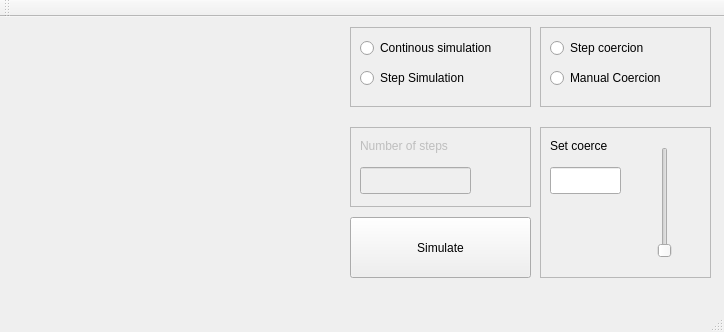
Qt form mainwindow.ui (jakubbialas/PSS_lab) before a commit.
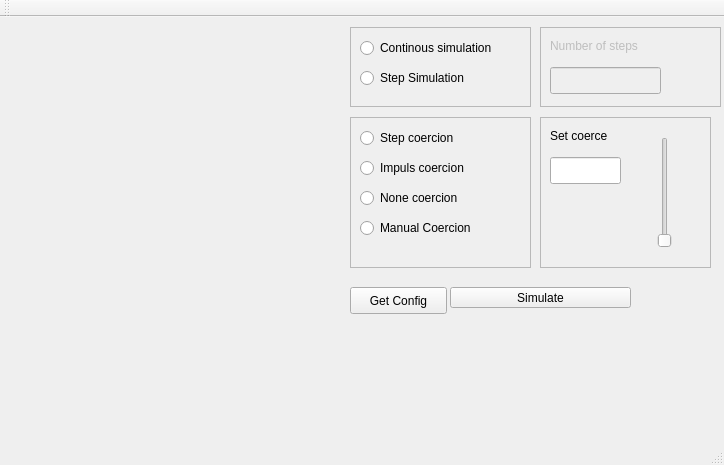
The same form after that commit. Custom widgets are drawn as their Qt base class.

```diff
--- a/mainwindow.ui
+++ b/mainwindow.ui
@@ -7,7 +7,7 @@
     <x>0</x>
     <y>0</y>
     <width>724</width>
-    <height>332</height>
+    <height>465</height>
    </rect>
   </property>
   <property name="windowTitle">
@@ -82,8 +82,8 @@
     </property>
     <property name="geometry">
      <rect>
-      <x>350</x>
-      <y>110</y>
+      <x>540</x>
+      <y>10</y>
       <width>181</width>
       <height>80</height>
      </rect>
@@ -122,7 +122,7 @@
     <property name="geometry">
      <rect>
       <x>540</x>
-      <y>110</y>
+      <y>100</y>
       <width>171</width>
       <height>151</height>
      </rect>
@@ -173,10 +173,10 @@
    <widget class="QFrame" name="setCoercionFrame">
     <property name="geometry">
      <rect>
-      <x>540</x>
-      <y>10</y>
-      <width>171</width>
-      <height>80</height>
+      <x>350</x>
+      <y>100</y>
+      <width>181</width>
+      <height>151</height>
      </rect>
     </property>
     <property name="frameShape">
@@ -202,7 +202,7 @@
      <property name="geometry">
       <rect>
        <x>10</x>
-       <y>40</y>
+       <y>100</y>
        <width>151</width>
        <height>22</height>
       </rect>
@@ -211,20 +211,59 @@
       <string>Manual Coercion</string>
      </property>
     </widget>
+    <widget class="QRadioButton" name="impCoerceRadio">
+     <property name="geometry">
+      <rect>
+       <x>10</x>
+       <y>40</y>
+       <width>151</width>
+       <height>22</height>
+      </rect>
+     </property>
+     <property name="text">
+      <string>Impuls coercion</string>
+     </property>
+    </widget>
+    <widget class="QRadioButton" name="nonCoercionRadio">
+     <property name="geometry">
+      <rect>
+       <x>10</x>
+       <y>70</y>
+       <width>151</width>
+       <height>22</height>
+      </rect>
+     </property>
+     <property name="text">
+      <string>None coercion</string>
+     </property>
+    </widget>
    </widget>
    <widget class="QPushButton" name="simBtn">
     <property name="geometry">
      <rect>
-      <x>350</x>
-      <y>200</y>
+      <x>450</x>
+      <y>270</y>
       <width>181</width>
-      <height>61</height>
+      <height>21</height>
      </rect>
     </property>
     <property name="text">
      <string>Simulate</string>
     </property>
    </widget>
+   <widget class="QPushButton" name="getConfigBtn">
+    <property name="geometry">
+     <rect>
+      <x>350</x>
+      <y>270</y>
+      <width>97</width>
+      <height>27</height>
+     </rect>
+    </property>
+    <property name="text">
+     <string>Get Config</string>
+    </property>
+   </widget>
   </widget>
   <widget class="QMenuBar" name="menuBar">
    <property name="geometry">
```
Left out of the diff: 4 changed lines with no effect on the pictures.
